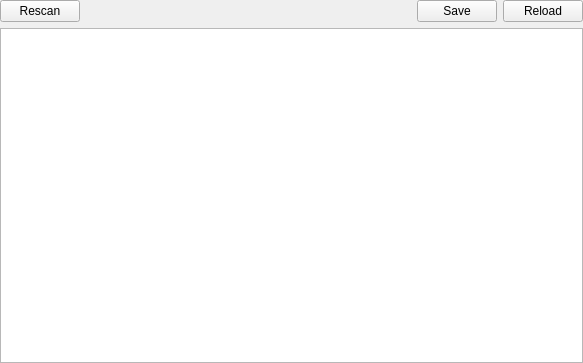
Qt form xvirustotalwidget.ui (horsicq/XOnlineTools) before a commit.
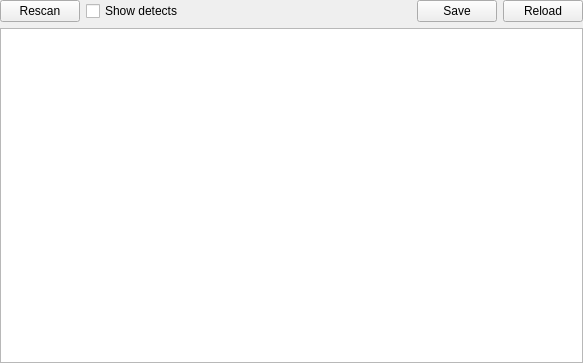
The same form after that commit.

Patch:
```diff
--- a/xvirustotalwidget.ui
+++ b/xvirustotalwidget.ui
@@ -35,6 +35,13 @@
        </property>
       </widget>
      </item>
+     <item>
+      <widget class="QCheckBox" name="checkBoxShowDetects">
+       <property name="text">
+        <string>Show detects</string>
+       </property>
+      </widget>
+     </item>
      <item>
       <spacer name="horizontalSpacer">
        <property name="orientation">
```
